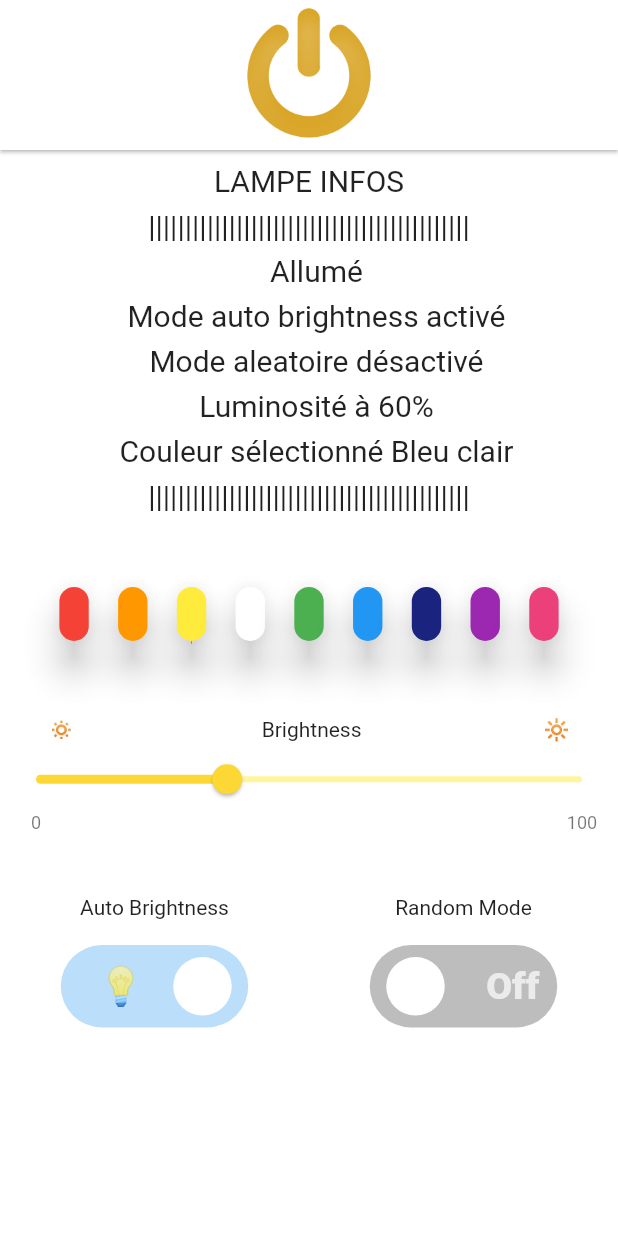
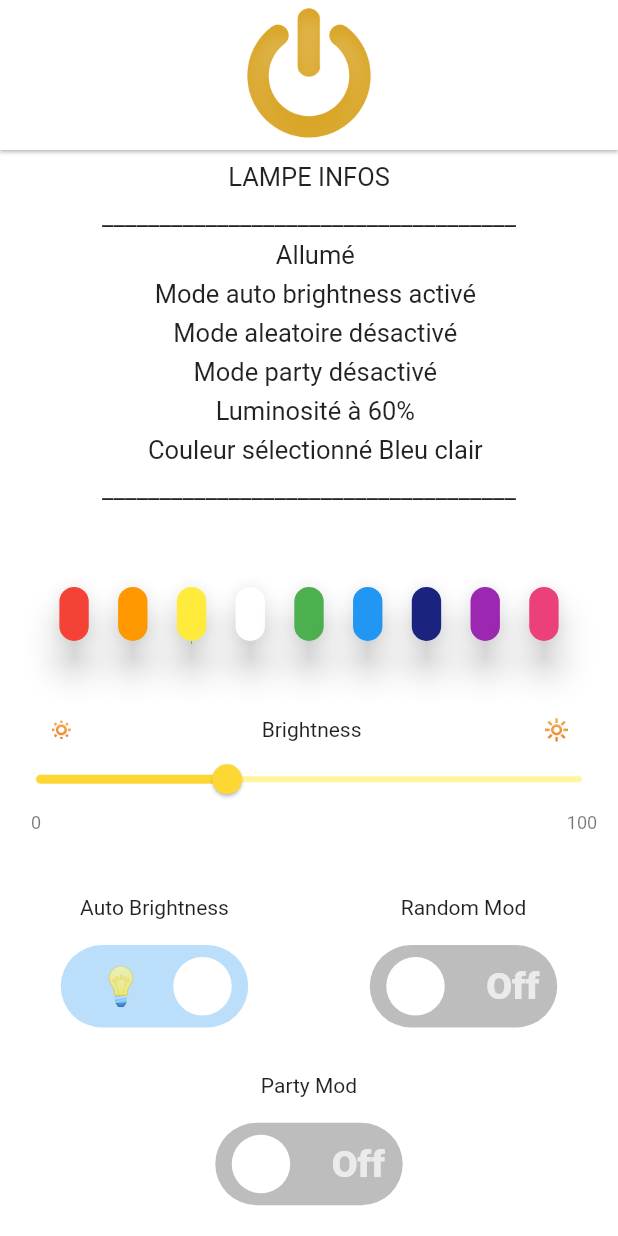
Before and after one commit to PA-2022-Moc/lightcontrol, a Flutter app: the screen it shows after launch, after a tap on "Off", on a phone screen of 412 x 824 dp. Run offline on Flutter 3.47's test engine with Material 2 defaults, Android fonts, the phone set to English and light mode, and no system bars; drawn by our look-alikes of flutter_switch, syncfusion_flutter_sliders; our stand-ins replace dio; network calls fail.

Commit message:
nouvelle fonctionnalité party

```diff
--- a/lib/components/horizontal_card.dart
+++ b/lib/components/horizontal_card.dart
@@ -46,7 +46,7 @@ class _HorizontalCarousselState extends State<HorizontalCaroussel> {
         "${content}",
         textAlign: TextAlign.center,
         style: TextStyle(
-          fontSize: 20,
+          fontSize: 17,
           height: 1.5,
         ),
       );
--- a/lib/model/lamp.dart
+++ b/lib/model/lamp.dart
@@ -7,6 +7,7 @@ class Lamp {
   bool start = true;
   bool autoBrightness = false;
   bool randomMode = false;
+  bool partyMode = false;
   int brightness = 60;
   String color = "00B0F0";
 
@@ -70,10 +71,11 @@ class Lamp {
     String line3;
     String line4;
     String line5;
+    String line5_2;
     String concatLine;
 
     String line1 = "LAMPE INFOS \n";
-    String line2 = "||||||||||||||||||||||||||||||||||||||||||||\n";
+    String line2 = "____________________________________\n";
     if (start == false) {
       line3 = "  Eteint                             \n";
     } else {
@@ -92,6 +94,12 @@ class Lamp {
       line5 = "  Mode aleatoire activé        \n";
     }
 
+    if (partyMode == false) {
+      line5_2 = "  Mode party désactivé  \n";
+    } else {
+      line5_2 = "  Mode party activé        \n";
+    }
+
     String line6 = "  Luminosité à ${brightness}%         \n";
     String line7 = "  Couleur sélectionné ${test(color)}           \n";
 
@@ -102,6 +110,7 @@ class Lamp {
       line3,
       line4,
       line5,
+      line5_2,
       line6,
       line7,
       line2
@@ -154,6 +163,10 @@ class Lamp {
     randomMode = switchMode;
   }
 
+  void switchPartyMode(bool switchMode) {
+    partyMode = switchMode;
+  }
+
   void changeBrightness(int cursor) {
     brightness = cursor;
   }
--- a/lib/views/my_home_page.dart
+++ b/lib/views/my_home_page.dart
@@ -50,6 +50,11 @@ class _MyHomePageState extends State<MyHomePage> {
     lampService.updateRandomMode(context, switchMode);
   }
 
+  void switchPartyMod(bool switchMode) {
+    widget.defaultLamp.switchPartyMode(switchMode);
+    //lampService.updateRandomMode(context, switchMode);
+  }
+
   void changeBrightnessWithSlider(int curserValue) {
     widget.defaultLamp.changeBrightness(curserValue);
     lampService.updateBrightness(context, curserValue);
@@ -90,8 +95,17 @@ class _MyHomePageState extends State<MyHomePage> {
     });
   }
 
+  void setSwitchPartyMod(bool val) {
+    setState(() {
+      isSwitchedPartyMode = val;
+      switchPartyMod(isSwitchedPartyMode);
+      widget.infoLamp = displayLampInfos();
+    });
+  }
+
   late bool isSwitchedAutoBrightness = widget.defaultLamp.autoBrightness;
   late bool isSwitchedRandomMode = widget.defaultLamp.randomMode;
+  late bool isSwitchedPartyMode = widget.defaultLamp.partyMode;
   late double valueCursor = 35; //widget.defaultLamp.brightness.toDouble();
 
   @override
@@ -184,7 +198,7 @@ class _MyHomePageState extends State<MyHomePage> {
                     activeText: "  🔀",
                     isSwitched: widget.defaultLamp.randomMode,
                     setSwitch: setSwitchRandomMode,
-                    topText: "Random Mode",
+                    topText: "Random Mod",
                   )
                 ],
               ),
@@ -192,16 +206,12 @@ class _MyHomePageState extends State<MyHomePage> {
           ),
           Expanded(
             child: Container(
-              child: Row(children: [
-                Container(
-                  height: 200.0,
-                  width: 207.0,
-                  color: Colors.white,
-                ),
-                Container(
-                  height: 200.0,
-                  width: 207.0,
-                  color: Colors.white,
+              child: Row(children: <Widget>[
+                SwitchButton(
+                  activeText: "  🎉",
+                  isSwitched: widget.defaultLamp.partyMode,
+                  setSwitch: setSwitchPartyMod,
+                  topText: 'Party Mod', //
                 ),
               ]),
             ),
```
